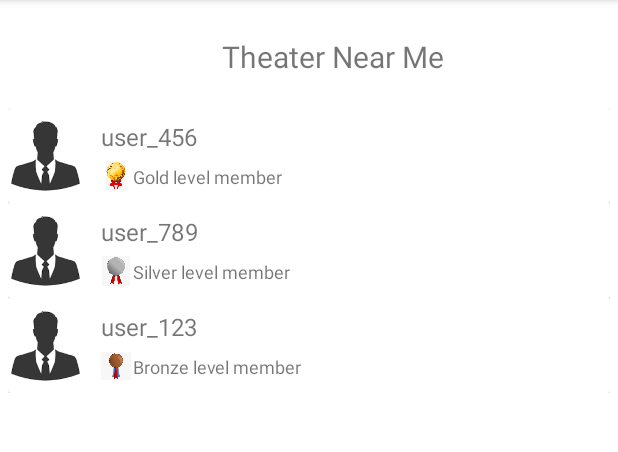
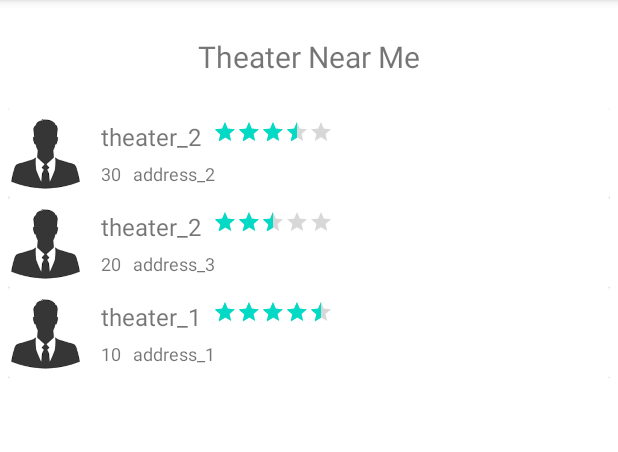
Before and after one commit to eshwaribhide/Movie-Reviewer-Android-App, an Android app: the TheaterNearMeActivity screen opened directly, with no data from a screen before it, on a phone screen of 412 x 824 dp, the part 84-536 px from its top. Run offline under Robolectric (Android 15) with nearby library versions, the phone set to English and light mode, and no system bars.

Commit message:
Set UI elements for Theater Card, refactor code

```diff
--- a/app/src/main/java/edu/neu/madcourse/numad22sp_moviereviewer_teamdedj/LeaderboardRecyclerViewAdapter.java
+++ b/app/src/main/java/edu/neu/madcourse/numad22sp_moviereviewer_teamdedj/LeaderboardRecyclerViewAdapter.java
@@ -30,9 +30,9 @@ public class LeaderboardRecyclerViewAdapter extends RecyclerView.Adapter<Leaderb
         public LeaderboardViewHolder(View itemView) {
             super(itemView);
             badgeImage = itemView.findViewById(R.id.badge_image);
-            userName = itemView.findViewById(R.id.user_name);
-            badgeLevelText = itemView.findViewById(R.id.badge_level_text);
-            profilePic = itemView.findViewById(R.id.profile_pic);
+            userName = itemView.findViewById(R.id.theater_name);
+            badgeLevelText = itemView.findViewById(R.id.theater_distance);
+            profilePic = itemView.findViewById(R.id.theater_image);
         }
     }
 
--- a/app/src/main/java/edu/neu/madcourse/numad22sp_moviereviewer_teamdedj/theater/TheaterNearMeActivity.java
+++ b/app/src/main/java/edu/neu/madcourse/numad22sp_moviereviewer_teamdedj/theater/TheaterNearMeActivity.java
@@ -12,50 +12,85 @@ import java.util.Comparator;
 
 import edu.neu.madcourse.numad22sp_moviereviewer_teamdedj.R;
 
+/**
+ * A class for listing the Theaters near the user
+ */
 public class TheaterNearMeActivity extends AppCompatActivity {
+
+
     private static final String TAG = "TheaterNearMeActivity";
     private RecyclerView recyclerView;
     private TheaterRecyclerViewAdapter recyclerViewAdapter;
 
+    /**
+     * A class for the theater item
+     */
+    public static class TheaterItem {
+        public final int theaterId;
+        public final String theaterName;
+        public final int theaterDistance;
+        public final String theaterAddress;
+        public final float theaterRating;
 
-    public static class TheaterItem {
-        public final int userId;
-        public final String userName;
-        public final int userReviewCount;
-        public final int badgeLevel;
-
-        public TheaterItem(int userId, String userName, int userReviewCount, int badgeLevel) {
-            this.userName = userName;
-            this.userReviewCount = userReviewCount;
-            this.badgeLevel = badgeLevel;
-            this.userId = userId;
+        public TheaterItem(int theaterId, String theaterName, int theaterDistance, String theaterAddress, float theaterRating) {
+            this.theaterId = theaterId;
+            this.theaterName = theaterName;
+            this.theaterDistance = theaterDistance;
+            this.theaterAddress = theaterAddress;
+            this.theaterRating = theaterRating;
         }
 
-        public int getUserId() {
-            return userId;
+        /**
+         * Get the id of the theater
+         * @return the id of the theater
+         */
+        public int getTheaterId() {
+            return theaterId;
         }
 
-        public int getBadgeLevel() {
-            return badgeLevel;
+        /**
+         * Get the distance of the theater
+         * @return the distance of the theater
+         */
+        public String getTheaterDistance() {
+            return String.valueOf(theaterDistance);
         }
 
-        public int getUserReviewCount() {
-            return userReviewCount;
+        /**
+         * Get the name of the theater
+         * @return the name of the theater
+         */
+        public String getTheaterName() {
+            return theaterName;
         }
 
-        public String getUserName() {
-            return userName;
+        /**
+         * Get the address of the theater
+         * @return the address of the theater
+         */
+        public String getTheaterAddress() {
+            return theaterAddress;
         }
+
+        /**
+         * Get the rating of the theater
+         * @return the rating of the theater
+         */
+        public float getTheaterRating() {
+            return theaterRating;
+        }
+
+
     }
 
     @Override
     protected void onCreate(Bundle savedInstanceState) {
-        // static data in place for testing
+
         ArrayList<TheaterNearMeActivity.TheaterItem> theaterItems = new ArrayList<>(Arrays.asList(
-                new TheaterItem(1, "user_123", 10, 1),
-                new TheaterItem(2, "user_456", 30, 3),
-                new TheaterItem(3, "user_789", 20, 2))
-        );
+                new TheaterItem(1, "theater_1", 10, "address_1", 4.5f),
+                new TheaterItem(2, "theater_2", 30, "address_2", 3.5f),
+                new TheaterItem(3, "theater_2", 20, "address_3", 2.5f)
+        ));
         super.onCreate(savedInstanceState);
 
         setContentView(R.layout.activity_theater_list);
@@ -63,7 +98,7 @@ public class TheaterNearMeActivity extends AppCompatActivity {
         recyclerView = findViewById(R.id.theaterListRecycler);
         recyclerView.setLayoutManager(new LinearLayoutManager(this));
 
-        theaterItems.sort((Comparator.comparing(TheaterItem::getUserReviewCount)).reversed());
+        theaterItems.sort((Comparator.comparing(TheaterItem::getTheaterDistance)).reversed());
 
         recyclerViewAdapter = new TheaterRecyclerViewAdapter(TheaterNearMeActivity.this, theaterItems);
         recyclerView.setAdapter(recyclerViewAdapter);
--- a/app/src/main/java/edu/neu/madcourse/numad22sp_moviereviewer_teamdedj/theater/TheaterRecyclerViewAdapter.java
+++ b/app/src/main/java/edu/neu/madcourse/numad22sp_moviereviewer_teamdedj/theater/TheaterRecyclerViewAdapter.java
@@ -5,6 +5,7 @@ import android.view.LayoutInflater;
 import android.view.View;
 import android.view.ViewGroup;
 import android.widget.ImageView;
+import android.widget.RatingBar;
 import android.widget.TextView;
 
 import androidx.annotation.NonNull;
@@ -14,6 +15,9 @@ import java.util.ArrayList;
 
 import edu.neu.madcourse.numad22sp_moviereviewer_teamdedj.R;
 
+/**
+ * RecyclerView adapter for the theater list.
+ */
 public class TheaterRecyclerViewAdapter extends RecyclerView.Adapter<TheaterRecyclerViewAdapter.TheaterViewHolder> {
 
     private final ArrayList<TheaterNearMeActivity.TheaterItem> theaterItems;
@@ -24,47 +28,42 @@ public class TheaterRecyclerViewAdapter extends RecyclerView.Adapter<TheaterRecy
         this.context = context;
     }
 
+    /**
+     * Creates a new view holder.
+     */
     public class TheaterViewHolder extends RecyclerView.ViewHolder {
-        public ImageView badgeImage;
-        public ImageView profilePic;
-        public TextView userName;
-        public TextView badgeLevelText;
+        public ImageView theaterImage;
+        public TextView theaterName;
+        public TextView theaterAddress;
+        public TextView theaterDistance;
+        public RatingBar theaterRating;
 
-        public TheaterViewHolder(View itemView) {
-            super(itemView);
-            badgeImage = itemView.findViewById(R.id.badge_image);
-            userName = itemView.findViewById(R.id.user_name);
-            badgeLevelText = itemView.findViewById(R.id.badge_level_text);
-            profilePic = itemView.findViewById(R.id.profile_pic);
+        public TheaterViewHolder(View view) {
+            super(view);
+            theaterImage = view.findViewById(R.id.theater_image);
+            theaterName = view.findViewById(R.id.theater_name);
+            theaterAddress = view.findViewById(R.id.theater_address);
+            theaterDistance = view.findViewById(R.id.theater_distance);
+            theaterRating = view.findViewById(R.id.theater_rating);
         }
     }
 
     @NonNull
     @Override
-    public TheaterViewHolder onCreateViewHolder(ViewGroup parent, int viewType) {
+    public TheaterViewHolder onCreateViewHolder(@NonNull ViewGroup parent, int viewType) {
         View view = LayoutInflater.from(context).inflate(R.layout.theater_card, parent, false);
         return new TheaterViewHolder(view);
     }
 
     @Override
     public void onBindViewHolder(@NonNull TheaterViewHolder holder, int position) {
-        holder.userName.setText(theaterItems.get(position).getUserName());
-        holder.profilePic.setImageResource(R.drawable.propic);
 
-        switch (theaterItems.get(position).getBadgeLevel()) {
-            case 1:
-                holder.badgeImage.setImageResource(R.drawable.bronze_medal);
-                holder.badgeLevelText.setText("Bronze level member");
-                break;
-            case 2:
-                holder.badgeImage.setImageResource(R.drawable.silver_medal);
-                holder.badgeLevelText.setText("Silver level member");
-                break;
-            case 3:
-                holder.badgeImage.setImageResource(R.drawable.gold_medal);
-                holder.badgeLevelText.setText("Gold level member");
-                break;
-        }
+        holder.theaterImage.setImageResource(R.drawable.propic);
+
+        holder.theaterName.setText(theaterItems.get(position).getTheaterName());
+        holder.theaterAddress.setText(theaterItems.get(position).getTheaterAddress());
+        holder.theaterDistance.setText(theaterItems.get(position).getTheaterDistance());;
+        holder.theaterRating.setRating(theaterItems.get(position).getTheaterRating());
     }
 
     @Override
--- a/app/src/main/res/layout/activity_theater_list.xml
+++ b/app/src/main/res/layout/activity_theater_list.xml
@@ -10,12 +10,13 @@
         android:id="@+id/theater_main_title"
         android:layout_width="wrap_content"
         android:layout_height="wrap_content"
-        android:layout_marginStart="148dp"
         android:layout_marginTop="24dp"
         android:text="Theater Near Me"
+        app:layout_constraintLeft_toLeftOf="parent"
+        app:layout_constraintRight_toRightOf="parent"
         android:textSize="20sp"
-        app:layout_constraintStart_toStartOf="parent"
-        app:layout_constraintTop_toTopOf="parent" />
+        app:layout_constraintTop_toTopOf="parent"
+        tools:layout_editor_absoluteX="148dp" />
 
     <androidx.recyclerview.widget.RecyclerView
         android:id="@+id/theaterListRecycler"
--- a/app/src/main/res/layout/leaderboard_card.xml
+++ b/app/src/main/res/layout/leaderboard_card.xml
@@ -23,7 +23,7 @@
                 android:layout_height="match_parent">
 
                 <ImageView
-                    android:id="@+id/profile_pic"
+                    android:id="@+id/theater_image"
                     android:layout_width="50dp"
                     android:layout_height="50dp"
                     app:layout_constraintBottom_toBottomOf="parent"
@@ -32,14 +32,14 @@
                     tools:srcCompat="@tools:sample/avatars" />
 
                 <TextView
-                    android:id="@+id/user_name"
+                    android:id="@+id/theater_name"
                     android:layout_width="wrap_content"
                     android:layout_height="wrap_content"
                     android:layout_marginStart="12dp"
                     android:layout_marginTop="8dp"
                     android:text="User name"
                     android:textSize="16sp"
-                    app:layout_constraintStart_toEndOf="@+id/profile_pic"
+                    app:layout_constraintStart_toEndOf="@+id/theater_image"
                     app:layout_constraintTop_toTopOf="parent" />
 
                 <ImageView
@@ -52,11 +52,11 @@
                     android:layout_marginTop="5dp"
                     android:layout_marginBottom="8dp"
                     app:layout_constraintBottom_toBottomOf="parent"
-                    app:layout_constraintStart_toEndOf="@+id/profile_pic"
-                    app:layout_constraintTop_toBottomOf="@+id/user_name"/>
+                    app:layout_constraintStart_toEndOf="@+id/theater_image"
+                    app:layout_constraintTop_toBottomOf="@+id/theater_name"/>
 
                 <TextView
-                    android:id="@+id/badge_level_text"
+                    android:id="@+id/theater_distance"
                     android:layout_width="wrap_content"
                     android:layout_height="wrap_content"
                     android:layout_marginStart="1dp"
@@ -66,7 +66,7 @@
                     android:textSize="12sp"
                     app:layout_constraintBottom_toBottomOf="parent"
                     app:layout_constraintStart_toEndOf="@+id/badge_image"
-                    app:layout_constraintTop_toBottomOf="@+id/user_name" />
+                    app:layout_constraintTop_toBottomOf="@+id/theater_name" />
 
             </androidx.constraintlayout.widget.ConstraintLayout>
         </androidx.cardview.widget.CardView>
--- a/app/src/main/res/layout/theater_card.xml
+++ b/app/src/main/res/layout/theater_card.xml
@@ -23,7 +23,7 @@
                 android:layout_height="match_parent">
 
                 <ImageView
-                    android:id="@+id/profile_pic"
+                    android:id="@+id/theater_image"
                     android:layout_width="50dp"
                     android:layout_height="50dp"
                     app:layout_constraintBottom_toBottomOf="parent"
@@ -32,41 +32,59 @@
                     tools:srcCompat="@tools:sample/avatars" />
 
                 <TextView
-                    android:id="@+id/user_name"
+                    android:id="@+id/theater_name"
                     android:layout_width="wrap_content"
                     android:layout_height="wrap_content"
                     android:layout_marginStart="12dp"
                     android:layout_marginTop="8dp"
-                    android:text="User name"
+                    android:text="Theater Name"
                     android:textSize="16sp"
-                    app:layout_constraintStart_toEndOf="@+id/profile_pic"
+                    app:layout_constraintStart_toEndOf="@+id/theater_image"
                     app:layout_constraintTop_toTopOf="parent" />
 
-                <ImageView
-                    android:id="@+id/badge_image"
-                    android:layout_width="20dp"
-                    android:layout_height="20dp"
-
-                    tools:srcCompat="@drawable/gold_medal"
+                <TextView
+                    android:id="@+id/theater_distance"
+                    android:layout_width="wrap_content"
+                    android:layout_height="wrap_content"
                     android:layout_marginStart="12dp"
                     android:layout_marginTop="5dp"
                     android:layout_marginBottom="8dp"
+                    android:text="1.5"
+                    android:textSize="12sp"
                     app:layout_constraintBottom_toBottomOf="parent"
-                    app:layout_constraintStart_toEndOf="@+id/profile_pic"
-                    app:layout_constraintTop_toBottomOf="@+id/user_name"/>
+                    app:layout_constraintStart_toEndOf="@+id/theater_image"
+                    app:layout_constraintTop_toBottomOf="@+id/theater_name"
+                    app:layout_constraintVertical_bias="1.0" />
 
                 <TextView
-                    android:id="@+id/badge_level_text"
+                    android:id="@+id/theater_address"
                     android:layout_width="wrap_content"
                     android:layout_height="wrap_content"
-                    android:layout_marginStart="1dp"
+                    android:layout_marginStart="8dp"
                     android:layout_marginTop="5dp"
                     android:layout_marginBottom="8dp"
-                    android:text="Gold Level member"
+                    android:text="Address"
                     android:textSize="12sp"
                     app:layout_constraintBottom_toBottomOf="parent"
-                    app:layout_constraintStart_toEndOf="@+id/badge_image"
-                    app:layout_constraintTop_toBottomOf="@+id/user_name" />
+                    app:layout_constraintStart_toEndOf="@+id/theater_distance"
+                    app:layout_constraintTop_toBottomOf="@+id/theater_name"
+                    app:layout_constraintVertical_bias="0.0" />
+
+                <RatingBar
+                    android:id="@+id/theater_rating"
+                    android:layout_width="wrap_content"
+                    android:layout_height="wrap_content"
+                    style="?android:attr/ratingBarStyleSmall"
+                    android:numStars="5"
+                    android:stepSize="0.1"
+                    android:isIndicator="true"
+                    android:layout_marginStart="8dp"
+                    android:layout_marginTop="8dp"
+                    app:flow_verticalAlign="center"
+                    app:layout_constraintStart_toEndOf="@+id/theater_name"
+                    app:layout_constraintTop_toTopOf="parent"
+                    tools:flow_verticalAlign="center"
+                    tools:textAlignment="center" />
 
             </androidx.constraintlayout.widget.ConstraintLayout>
         </androidx.cardview.widget.CardView>
```
